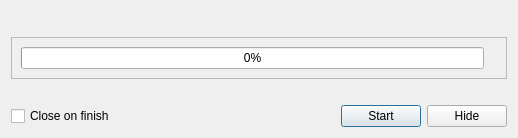
This is eiskaltdcpp/ui/UIHashProgressDialog.ui in eiskaltdcpp/eiskaltdcpp as Qt 5 draws it before an edit. The edited form follows.
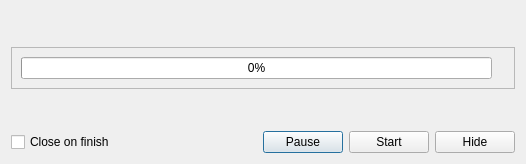
This is the edited form.

Patch:
```diff
--- a/eiskaltdcpp/ui/UIHashProgressDialog.ui
+++ b/eiskaltdcpp/ui/UIHashProgressDialog.ui
@@ -9,8 +9,8 @@
    <rect>
     <x>0</x>
     <y>0</y>
-    <width>518</width>
-    <height>130</height>
+    <width>526</width>
+    <height>164</height>
    </rect>
   </property>
   <property name="contextMenuPolicy">
@@ -124,6 +124,13 @@
        </property>
       </spacer>
      </item>
+     <item>
+      <widget class="QPushButton" name="pushButton_PAUSE">
+       <property name="text">
+        <string>Pause</string>
+       </property>
+      </widget>
+     </item>
      <item>
       <widget class="QPushButton" name="pushButton_START">
        <property name="text">
```
